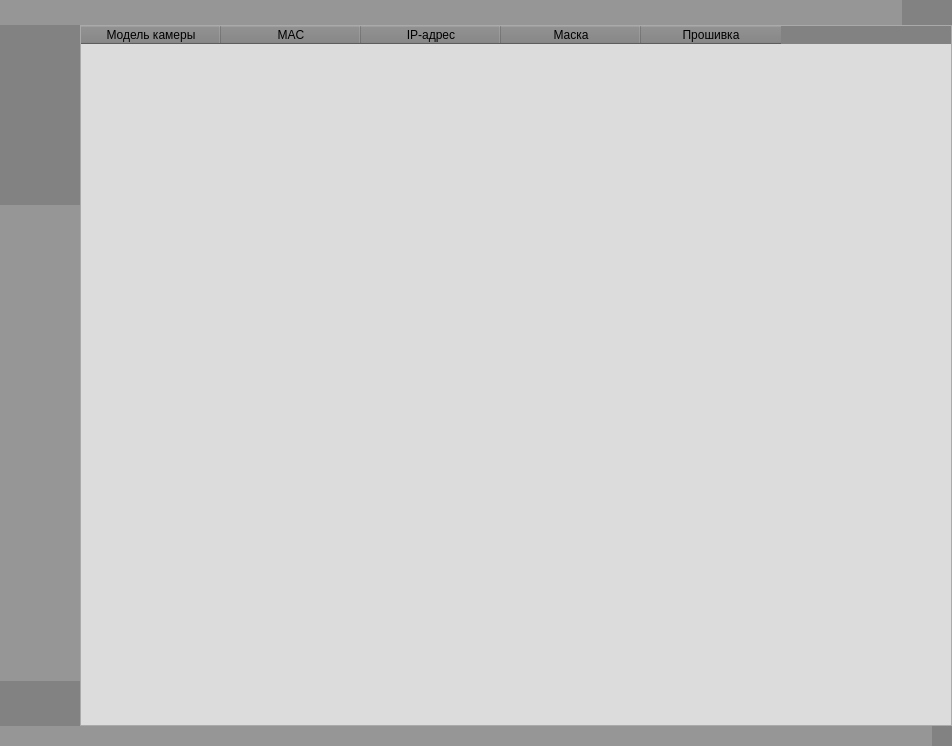
Old version of the form ui_main_frame.ui in the repository mentalitet-new/ESC-new.
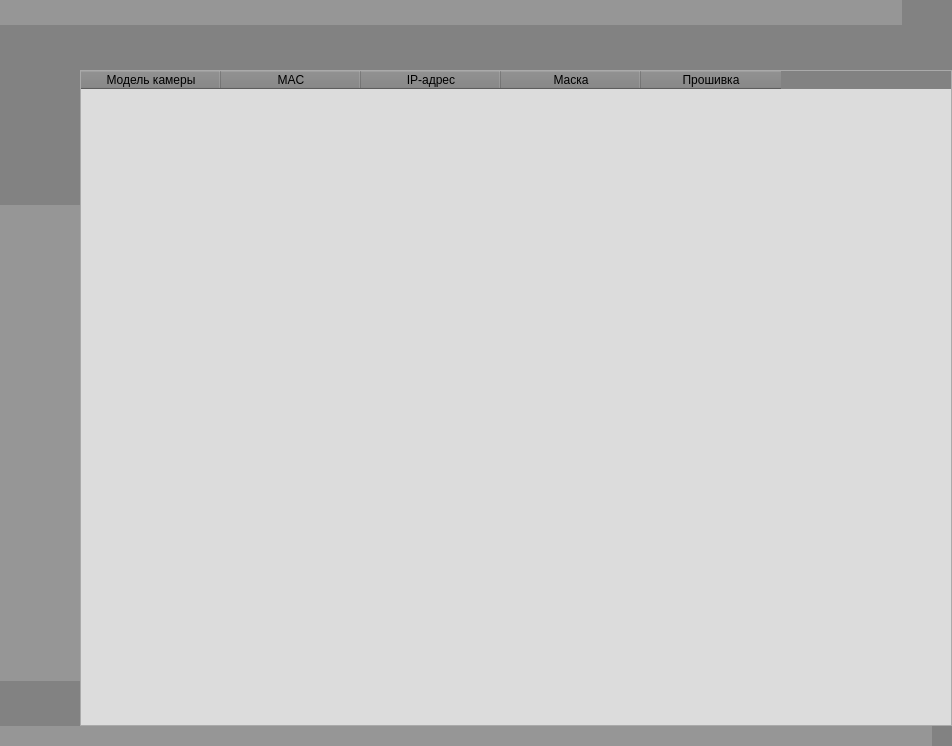
New version of the form. Icons and pictures are not drawn.

Commit message: Добавлены кнопки и менюшка.

```diff
--- a/ui_main_frame.ui
+++ b/ui_main_frame.ui
@@ -934,6 +934,179 @@
               <number>0</number>
              </property>
              <item>
+              <widget class="QStackedWidget" name="stackedWidget">
+               <widget class="QWidget" name="page_table">
+                <layout class="QVBoxLayout" name="verticalLayout_12">
+                 <property name="spacing">
+                  <number>0</number>
+                 </property>
+                 <property name="leftMargin">
+                  <number>0</number>
+                 </property>
+                 <property name="topMargin">
+                  <number>0</number>
+                 </property>
+                 <property name="rightMargin">
+                  <number>0</number>
+                 </property>
+                 <property name="bottomMargin">
+                  <number>0</number>
+                 </property>
+                 <item>
+                  <widget class="QFrame" name="verticalFrame">
+                   <property name="minimumSize">
+                    <size>
+                     <width>0</width>
+                     <height>45</height>
+                    </size>
+                   </property>
+                   <property name="maximumSize">
+                    <size>
+                     <width>16777215</width>
+                     <height>45</height>
+                    </size>
+                   </property>
+                   <layout class="QHBoxLayout" name="horizontalLayout">
+                    <property name="spacing">
+                     <number>0</number>
+                    </property>
+                    <property name="leftMargin">
+                     <number>0</number>
+                    </property>
+                    <property name="topMargin">
+                     <number>0</number>
+                    </property>
+                    <property name="rightMargin">
+                     <number>0</number>
+                    </property>
+                    <property name="bottomMargin">
+                     <number>0</number>
+                    </property>
+                    <item>
+                     <widget class="QPushButton" name="pushButton_find_camera_3">
+                      <property name="minimumSize">
+                       <size>
+                        <width>80</width>
+                        <height>45</height>
+                       </size>
+                      </property>
+                      <property name="maximumSize">
+                       <size>
+                        <width>80</width>
+                        <height>45</height>
+                       </size>
+                      </property>
+                      <property name="styleSheet">
+                       <string notr="true">QPushButton {
+    background-color: rgb(190,190,190);
+    color: rgb(0,0,0);
+}
+QPushButton:hover {
+	background-color: rgb(255, 142, 119);
+	border-radius: 3px;
+}
+QPushButton:pressed {
+	border: 3px solid rgb(85, 165, 127);
+    background-color: rgb(85, 170, 127);
+    color: rgb(0,0,0);  
+    border-radius: 3px;
+}</string>
+                      </property>
+                      <property name="text">
+                       <string/>
+                      </property>
+                      <property name="icon">
+                       <iconset>
+                        <normaloff>icon/8666761_square_shape_icon.png</normaloff>icon/8666761_square_shape_icon.png</iconset>
+                      </property>
+                      <property name="iconSize">
+                       <size>
+                        <width>45</width>
+                        <height>45</height>
+                       </size>
+                      </property>
+                      <property name="default">
+                       <bool>false</bool>
+                      </property>
+                      <property name="flat">
+                       <bool>true</bool>
+                      </property>
+                     </widget>
+                    </item>
+                    <item>
+                     <widget class="QPushButton" name="pushButton_find_camera_2">
+                      <property name="minimumSize">
+                       <size>
+                        <width>80</width>
+                        <height>45</height>
+                       </size>
+                      </property>
+                      <property name="maximumSize">
+                       <size>
+                        <width>80</width>
+                        <height>45</height>
+                       </size>
+                      </property>
+                      <property name="styleSheet">
+                       <string notr="true">QPushButton {
+    background-color: rgb(190,190,190);
+    color: rgb(0,0,0);
+}
+QPushButton:hover {
+	background-color: rgb(255, 142, 119);
+	border-radius: 3px;
+}
+QPushButton:pressed {
+	border: 3px solid rgb(85, 165, 127);
+    background-color: rgb(85, 170, 127);
+    color: rgb(0,0,0);  
+    border-radius: 3px;
+}</string>
+                      </property>
+                      <property name="text">
+                       <string/>
+                      </property>
+                      <property name="icon">
+                       <iconset>
+                        <normaloff>icon/refresh_cw_icon.png</normaloff>icon/refresh_cw_icon.png</iconset>
+                      </property>
+                      <property name="iconSize">
+                       <size>
+                        <width>45</width>
+                        <height>45</height>
+                       </size>
+                      </property>
+                      <property name="default">
+                       <bool>false</bool>
+                      </property>
+                      <property name="flat">
+                       <bool>true</bool>
+                      </property>
+                     </widget>
+                    </item>
+                    <item>
+                     <widget class="QLabel" name="label_2">
+                      <property name="minimumSize">
+                       <size>
+                        <width>0</width>
+                        <height>45</height>
+                       </size>
+                      </property>
+                      <property name="maximumSize">
+                       <size>
+                        <width>16777215</width>
+                        <height>45</height>
+                       </size>
+                      </property>
+                      <property name="text">
+                       <string/>
+                      </property>
+                     </widget>
+                    </item>
+                   </layout>
+                  </widget>
+                 </item>
+                 <item>
               <widget class="QTableWidget" name="tableWidget_search_camera">
                <property name="enabled">
                 <bool>true</bool>
@@ -1026,6 +1199,24 @@
                  <string>Прошивка</string>
                 </property>
                </column>
+                  </widget>
+                 </item>
+                </layout>
+               </widget>
+               <widget class="QWidget" name="page_info">
+                <layout class="QVBoxLayout" name="verticalLayout_13">
+                 <item>
+                  <widget class="QLabel" name="label">
+                   <property name="autoFillBackground">
+                    <bool>true</bool>
+                   </property>
+                   <property name="text">
+                    <string>hjmcvvvvvvvvvvvvvvvvvvvvbm</string>
+                   </property>
+                  </widget>
+                 </item>
+                </layout>
+               </widget>
               </widget>
              </item>
             </layout>
```
Lines whose indentation alone changed are shown as unchanged. The commit also changes 2 other files.
